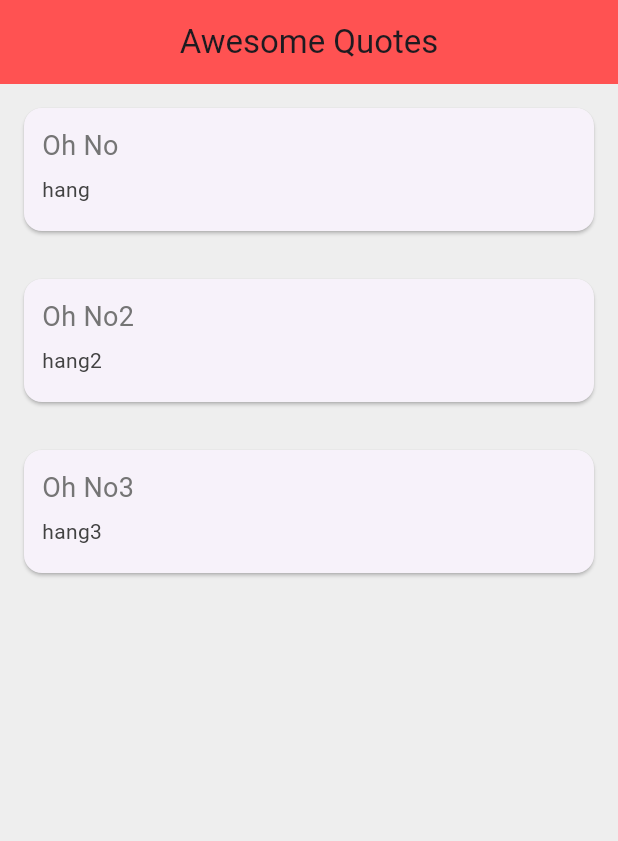
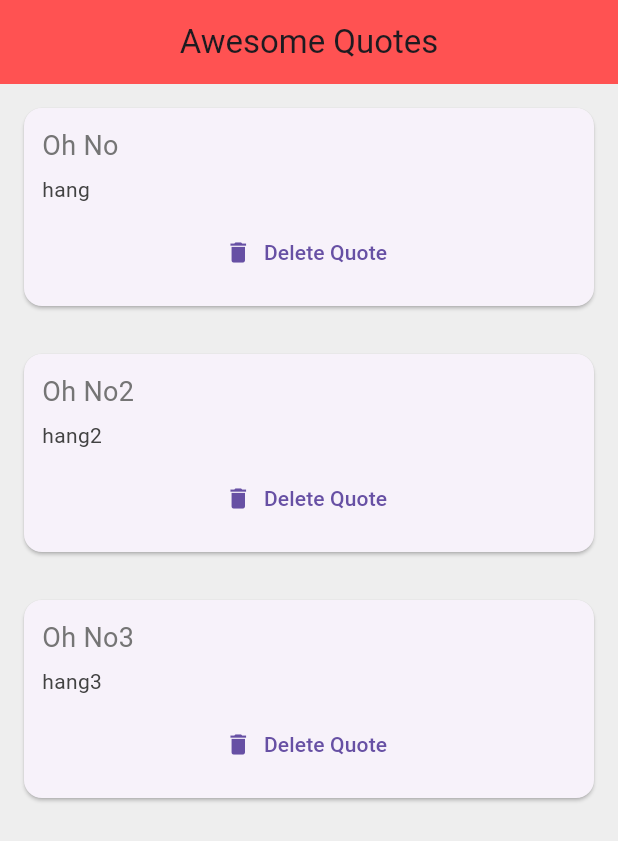
Before and after one commit to hangEX7749/flutter_first_app, a Flutter app: the screen it shows after launch, on a phone screen of 412 x 824 dp. Shown: the top 841 px of the screen. Run offline on Flutter 3.47's test engine with Material 3 defaults, Android fonts, the phone set to English and light mode, and no system bars.

Commit message:
function, parameter

```diff
--- a/lib/main.dart
+++ b/lib/main.dart
@@ -34,7 +34,13 @@ class _QuoteListState extends State<QuoteList> {
         backgroundColor: Colors.redAccent,
       ),
       body: Column(
-        children: quotes.map((quote) => QuoteCard(quote: quote)).toList(),
+        children: quotes.map((quote) => QuoteCard(
+          quote: quote,
+          delete: () {
+            setState(() {
+              quotes.remove(quote);
+            });
+          })).toList(),
       ),
     );
   }
--- a/lib/quote_card.dart
+++ b/lib/quote_card.dart
@@ -4,10 +4,12 @@ class QuoteCard extends StatelessWidget {
   const QuoteCard({
     super.key,
     required this.quote,
+    required this.delete
   });
 
   // ignore: prefer_typing_uninitialized_variables
   final quote;
+  final Function() delete;
 
   @override
   Widget build(BuildContext context) {
@@ -23,7 +25,11 @@ class QuoteCard extends StatelessWidget {
             SizedBox(height: 6.0),
             Text(quote.author,
                 style: TextStyle(fontSize: 14, color: Colors.grey[800])),
-            SizedBox(height: 6.0),
+            SizedBox(height: 8.0),
+            TextButton.icon(
+                onPressed: delete,
+                icon: Icon(Icons.delete),
+                label: Text('Delete Quote'))
           ],
         ),
       ),
```
